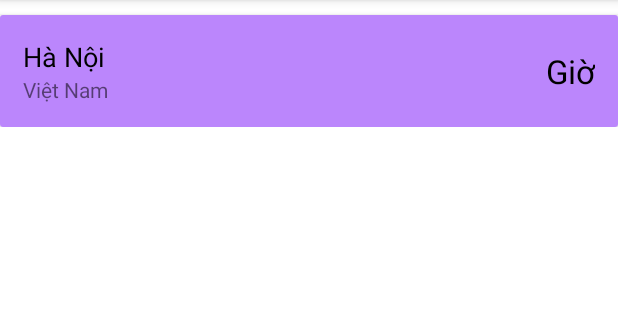
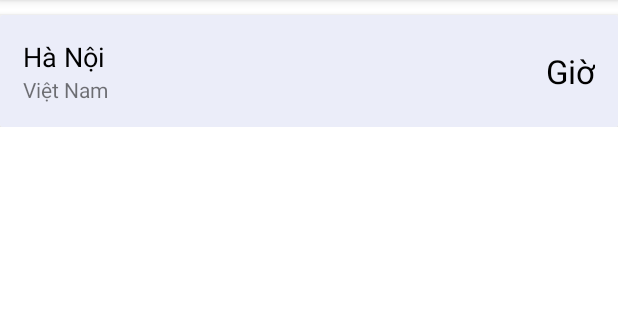
Before and after one commit to CaoVanTan/alarm-clock, an Android app: the TimeZoneShowActivity screen opened directly, with no data from a screen before it, on a phone screen of 412 x 824 dp, the part 84-404 px from its top. Run offline under Robolectric (Android 15) with nearby library versions, the phone set to English and light mode, and no system bars.

Commit message:
change background color

```diff
--- a/app/src/main/res/layout/activity_clock_show.xml
+++ b/app/src/main/res/layout/activity_clock_show.xml
@@ -8,6 +8,7 @@
     android:orientation="horizontal"
     android:paddingVertical="15dp"
     android:paddingHorizontal="15dp"
+    android:background="@color/bg_main1"
     android:weightSum="10">
 
     <LinearLayout
--- a/app/src/main/res/layout/activity_time_zone_show.xml
+++ b/app/src/main/res/layout/activity_time_zone_show.xml
@@ -20,7 +20,7 @@
             android:weightSum="10"
             android:paddingVertical="15dp"
             android:paddingHorizontal="15dp"
-            android:background="@color/purple_200">
+            android:background="@color/bg_main1">
 
             <LinearLayout
                 android:layout_width="0dp"
```
Also changed, not shown: 1 other file.
